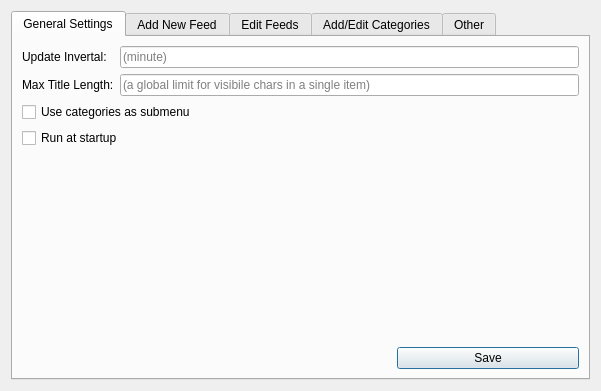
Above: src/settingsdialog.ui from isamert/feeder before the change. Below: the same form after it.
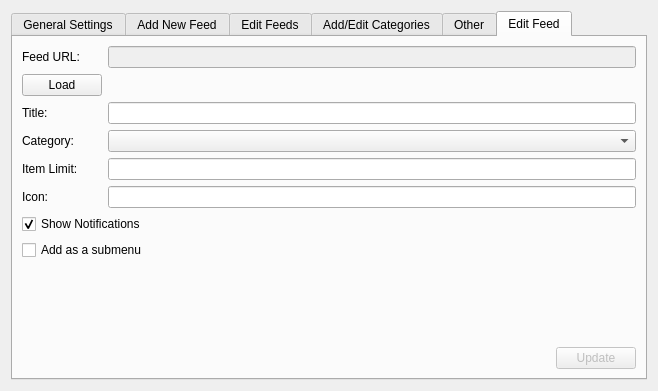
That is the form after the change. The open tabs and pages were chosen to show the change.

Patch:
```diff
--- a/src/settingsdialog.ui
+++ b/src/settingsdialog.ui
@@ -6,7 +6,7 @@
    <rect>
     <x>0</x>
     <y>0</y>
-    <width>601</width>
+    <width>658</width>
     <height>391</height>
    </rect>
   </property>
@@ -426,6 +426,132 @@
        </item>
       </layout>
      </widget>
+     <widget class="QWidget" name="tab_6">
+      <attribute name="title">
+       <string>Edit Feed</string>
+      </attribute>
+      <layout class="QGridLayout" name="gridLayout_8">
+       <item row="1" column="0">
+        <spacer name="horizontalSpacer_4">
+         <property name="orientation">
+          <enum>Qt::Horizontal</enum>
+         </property>
+         <property name="sizeHint" stdset="0">
+          <size>
+           <width>40</width>
+           <height>20</height>
+          </size>
+         </property>
+        </spacer>
+       </item>
+       <item row="1" column="1">
+        <widget class="QPushButton" name="btnUpdateFeed">
+         <property name="enabled">
+          <bool>false</bool>
+         </property>
+         <property name="text">
+          <string>Update</string>
+         </property>
+        </widget>
+       </item>
+       <item row="0" column="0" colspan="2">
+        <layout class="QFormLayout" name="formLayout_2">
+         <property name="fieldGrowthPolicy">
+          <enum>QFormLayout::AllNonFixedFieldsGrow</enum>
+         </property>
+         <item row="0" column="0">
+          <widget class="QLabel" name="lblAdress_2">
+           <property name="text">
+            <string>Feed URL:</string>
+           </property>
+          </widget>
+         </item>
+         <item row="0" column="1">
+          <widget class="QLineEdit" name="lineEditAdress">
+           <property name="enabled">
+            <bool>false</bool>
+           </property>
+          </widget>
+         </item>
+         <item row="2" column="0">
+          <widget class="QLabel" name="lblTitle_2">
+           <property name="text">
+            <string>Title:</string>
+           </property>
+          </widget>
+         </item>
+         <item row="2" column="1">
+          <widget class="QLineEdit" name="lineEditTitle">
+           <property name="placeholderText">
+            <string/>
+           </property>
+          </widget>
+         </item>
+         <item row="3" column="0">
+          <widget class="QLabel" name="lblCategory_2">
+           <property name="text">
+            <string>Category:</string>
+           </property>
+          </widget>
+         </item>
+         <item row="3" column="1">
+          <widget class="QComboBox" name="comboEditCategories"/>
+         </item>
+         <item row="4" column="0">
+          <widget class="QLabel" name="label_4">
+           <property name="text">
+            <string>Item Limit:</string>
+           </property>
+          </widget>
+         </item>
+         <item row="4" column="1">
+          <widget class="QLineEdit" name="lineEditLimit">
+           <property name="placeholderText">
+            <string/>
+           </property>
+          </widget>
+         </item>
+         <item row="5" column="0">
+          <widget class="QLabel" name="label_5">
+           <property name="text">
+            <string>Icon:</string>
+           </property>
+          </widget>
+         </item>
+         <item row="5" column="1">
+          <widget class="QLineEdit" name="lineEditIcon"/>
+         </item>
+         <item row="6" column="0" colspan="2">
+          <widget class="QCheckBox" name="checkEditNotifications">
+           <property name="text">
+            <string>Show Notifications</string>
+           </property>
+           <property name="checked">
+            <bool>true</bool>
+           </property>
+          </widget>
+         </item>
+         <item row="7" column="0" colspan="2">
+          <widget class="QCheckBox" name="checkEditSubmenu">
+           <property name="text">
+            <string>Add as a submenu</string>
+           </property>
+          </widget>
+         </item>
+         <item row="1" column="0">
+          <widget class="QPushButton" name="btnEditLoad">
+           <property name="enabled">
+            <bool>true</bool>
+           </property>
+           <property name="text">
+            <string>Load</string>
+           </property>
+          </widget>
+         </item>
+        </layout>
+       </item>
+      </layout>
+     </widget>
     </widget>
    </item>
   </layout>
```
Left out of the diff: 30 changed lines with no effect on the pictures.
